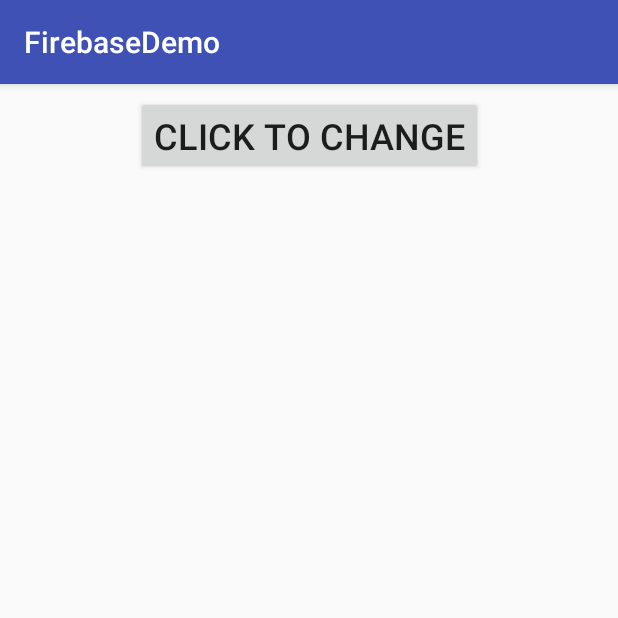
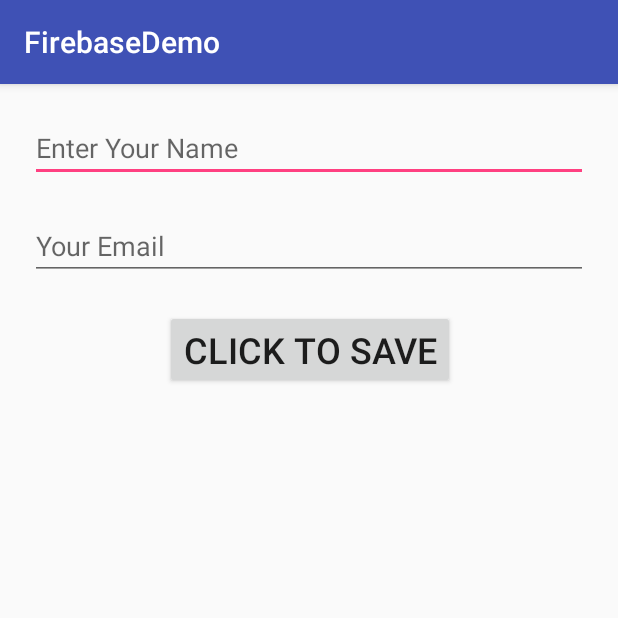
Before and after one commit to saurabhcool001/FirebaseDemo, an Android app: the screen it shows after launch (MainActivity), on a phone screen of 412 x 824 dp, the top half of it. Run offline under Robolectric (Android 15) with nearby library versions, the phone set to English and light mode, and no system bars; our stand-ins replace Firebase (no records; nobody signed in at launch, a user with empty details on screens opened directly).

```diff
--- a/app/src/main/java/com/example/saurabh/firebasedemo/MainActivity.java
+++ b/app/src/main/java/com/example/saurabh/firebasedemo/MainActivity.java
@@ -1,16 +1,25 @@
 package com.example.saurabh.firebasedemo;
 
+import android.support.annotation.NonNull;
 import android.support.v7.app.AppCompatActivity;
 import android.os.Bundle;
 import android.view.View;
 import android.widget.Button;
+import android.widget.EditText;
+import android.widget.Toast;
 
+import com.google.android.gms.tasks.OnCompleteListener;
+import com.google.android.gms.tasks.Task;
 import com.google.firebase.database.DatabaseReference;
 import com.google.firebase.database.FirebaseDatabase;
+
+import java.util.HashMap;
 
 public class MainActivity extends AppCompatActivity {
 
     private Button mFirebaseBtn;
+    private EditText mValueField;
+    private EditText mEmailId;
 
     private DatabaseReference mDatabase;
 
@@ -20,6 +29,8 @@ public class MainActivity extends AppCompatActivity {
         setContentView(R.layout.activity_main);
 
         mFirebaseBtn = (Button) findViewById(R.id.firebaseBtn);
+        mValueField = (EditText) findViewById(R.id.valueField);
+        mEmailId = (EditText) findViewById(R.id.emailId);
 
         mDatabase = FirebaseDatabase.getInstance().getReference();
 
@@ -29,7 +40,27 @@ public class MainActivity extends AppCompatActivity {
                 //Step 1: Create child in root object
                 //Step 2: Assign some value to the child object
 
-                mDatabase.child("Name").setValue("Saurabh");
+                String name = mValueField.getText().toString().trim();
+                String email = mEmailId.getText().toString().trim();
+
+                HashMap<String, String> hashMap = new HashMap<String, String>();
+                hashMap.put("Name", name);
+                hashMap.put("Email", email);
+//                mDatabase.push().setValue(hashMap);
+                mDatabase.push().setValue(hashMap).addOnCompleteListener(new OnCompleteListener<Void>() {
+                    @Override
+                    public void onComplete(@NonNull Task<Void> task) {
+                        if (task.isSuccessful()) {
+                            Toast.makeText(MainActivity.this, "Data Stored", Toast.LENGTH_SHORT).show();
+                        } else {
+                            Toast.makeText(MainActivity.this, "Error", Toast.LENGTH_SHORT).show();
+                        }
+                    }
+                });
+
+//                mDatabase.child("Name").setValue(value);
+
+//                mDatabase.push().setValue(value);
             }
         });
     }
--- a/app/src/main/res/layout/activity_main.xml
+++ b/app/src/main/res/layout/activity_main.xml
@@ -10,12 +10,43 @@
         android:id="@+id/firebaseBtn"
         android:layout_width="wrap_content"
         android:layout_height="wrap_content"
-        android:layout_marginLeft="8dp"
-        android:layout_marginRight="8dp"
-        android:layout_marginTop="8dp"
-        android:text="Click to change"
+        android:layout_marginLeft="20dp"
+        android:layout_marginRight="20dp"
+        android:layout_marginTop="20dp"
+        android:text="Click to Save"
         android:textSize="24sp"
+        app:layout_constraintHorizontal_bias="0.504"
+        app:layout_constraintLeft_toLeftOf="parent"
+        app:layout_constraintRight_toRightOf="parent"
+        app:layout_constraintTop_toBottomOf="@+id/emailId" />
+
+    <EditText
+        android:id="@+id/valueField"
+        android:layout_width="match_parent"
+        android:layout_height="wrap_content"
+        android:layout_marginLeft="20dp"
+        android:layout_marginRight="20dp"
+        android:layout_marginTop="20dp"
+        android:ems="10"
+        android:hint="Enter Your Name"
+        android:inputType="textPersonName"
+        app:layout_constraintHorizontal_bias="0.0"
         app:layout_constraintLeft_toLeftOf="parent"
         app:layout_constraintRight_toRightOf="parent"
         app:layout_constraintTop_toTopOf="parent" />
+
+    <EditText
+        android:id="@+id/emailId"
+        android:layout_width="match_parent"
+        android:layout_height="wrap_content"
+        android:layout_marginLeft="20dp"
+        android:layout_marginRight="20dp"
+        android:layout_marginTop="20dp"
+        android:ems="10"
+        android:hint="Your Email"
+        android:inputType="textEmailAddress"
+        app:layout_constraintHorizontal_bias="0.502"
+        app:layout_constraintLeft_toLeftOf="parent"
+        app:layout_constraintRight_toRightOf="parent"
+        app:layout_constraintTop_toBottomOf="@+id/valueField" />
 </android.support.constraint.ConstraintLayout>
```
